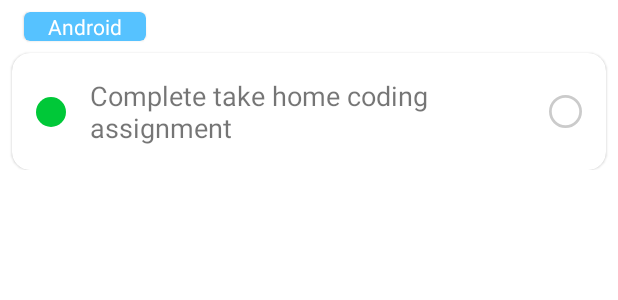
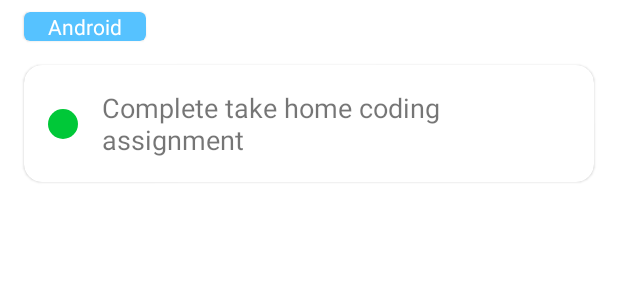
Before and after one commit to SaiManidevi/Zuper_Todo_App, an Android app: the layout item_tag_todo.xml on its own in the app's theme, with its tools: preview values and no code run, on a phone screen of 412 x 824 dp. Shown: the top 300 px of the screen. Run offline under Robolectric (Android 15) with nearby library versions, the phone set to English and light mode, and no system bars; network calls fail.

Commit message:
bug fix: TagView Fragment and UI modifications

```diff
--- a/app/src/main/res/layout/item_tag_todo.xml
+++ b/app/src/main/res/layout/item_tag_todo.xml
@@ -1,9 +1,7 @@
 <?xml version="1.0" encoding="utf-8"?>
 <layout xmlns:android="http://schemas.android.com/apk/res/android"
     xmlns:app="http://schemas.android.com/apk/res-auto"
-    xmlns:tools="http://schemas.android.com/tools"
-    android:layout_width="match_parent"
-    android:layout_height="match_parent">
+    xmlns:tools="http://schemas.android.com/tools">
 
     <data>
 
@@ -24,6 +22,7 @@
             android:layout_marginTop="@dimen/margin_small"
             android:layout_marginBottom="@dimen/margin_small"
             app:cardBackgroundColor="@color/color_tag"
+            app:layout_constraintBottom_toTopOf="@id/item_card_todo_all"
             app:layout_constraintStart_toStartOf="parent"
             app:layout_constraintTop_toTopOf="parent">
 
@@ -43,8 +42,14 @@
             android:id="@+id/item_card_todo_all"
             android:layout_width="match_parent"
             android:layout_height="wrap_content"
-            android:layout_margin="@dimen/margin_small"
+            android:layout_marginStart="@dimen/margin_medium"
+            android:layout_marginTop="@dimen/margin_small"
+            android:layout_marginEnd="@dimen/margin_medium"
+            android:layout_marginBottom="@dimen/margin_small"
             app:cardCornerRadius="@dimen/marker_radius"
+            app:layout_constraintBottom_toBottomOf="parent"
+            app:layout_constraintEnd_toEndOf="parent"
+            app:layout_constraintStart_toStartOf="parent"
             app:layout_constraintTop_toBottomOf="@+id/item_card_tag_all">
 
             <androidx.constraintlayout.widget.ConstraintLayout
@@ -73,13 +78,13 @@
                     android:textSize="@dimen/font_size_list_item"
                     app:layout_constrainedWidth="true"
                     app:layout_constraintBottom_toBottomOf="parent"
-                    app:layout_constraintEnd_toStartOf="@+id/item_todo_check_all"
+                    app:layout_constraintEnd_toEndOf="parent"
                     app:layout_constraintHorizontal_bias="0.0"
                     app:layout_constraintStart_toEndOf="@id/item_iv_priority_all"
                     app:layout_constraintTop_toTopOf="parent"
                     tools:text="Complete take home coding assignment" />
 
-                <ImageView
+                <!--  <ImageView
                       android:id="@+id/item_todo_check_all"
                       android:layout_width="@dimen/priority_circle_size_medium"
                       android:layout_height="@dimen/priority_circle_size_medium"
@@ -88,7 +93,7 @@
                       app:layout_constraintBottom_toBottomOf="@+id/item_tv_todo_all"
                       app:layout_constraintEnd_toEndOf="parent"
                       app:layout_constraintTop_toTopOf="@+id/item_tv_todo_all"
-                    tools:src="@drawable/circle_plain" />
+                      tools:src="@drawable/circle_plain" />-->
 
             </androidx.constraintlayout.widget.ConstraintLayout>
 
```
Also changed, not shown: app/src/main/java/com/zuperinterviewtest/todo/adapters/TagViewAdapter.kt (+8 -3 lines), app/src/main/java/com/zuperinterviewtest/todo/viewmodels/TagViewViewModel.kt (+10 -1 lines), app/src/main/res/layout/fragment_tag_view.xml (+6 -1 lines). Lines whose indentation alone changed are shown as unchanged.
